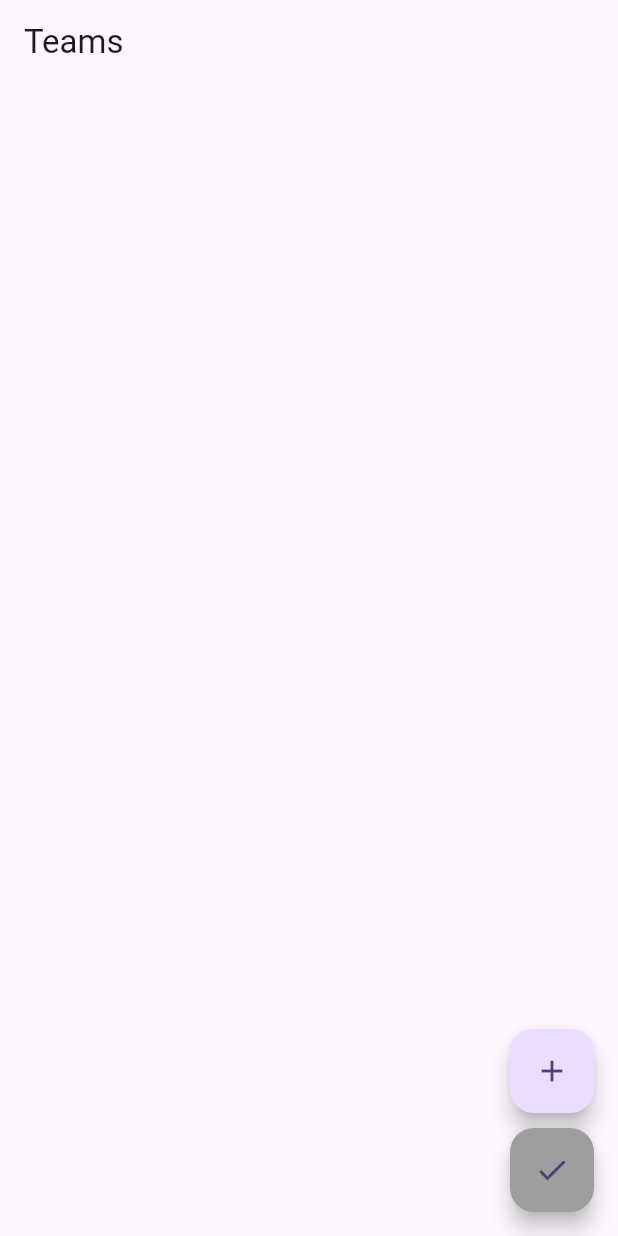
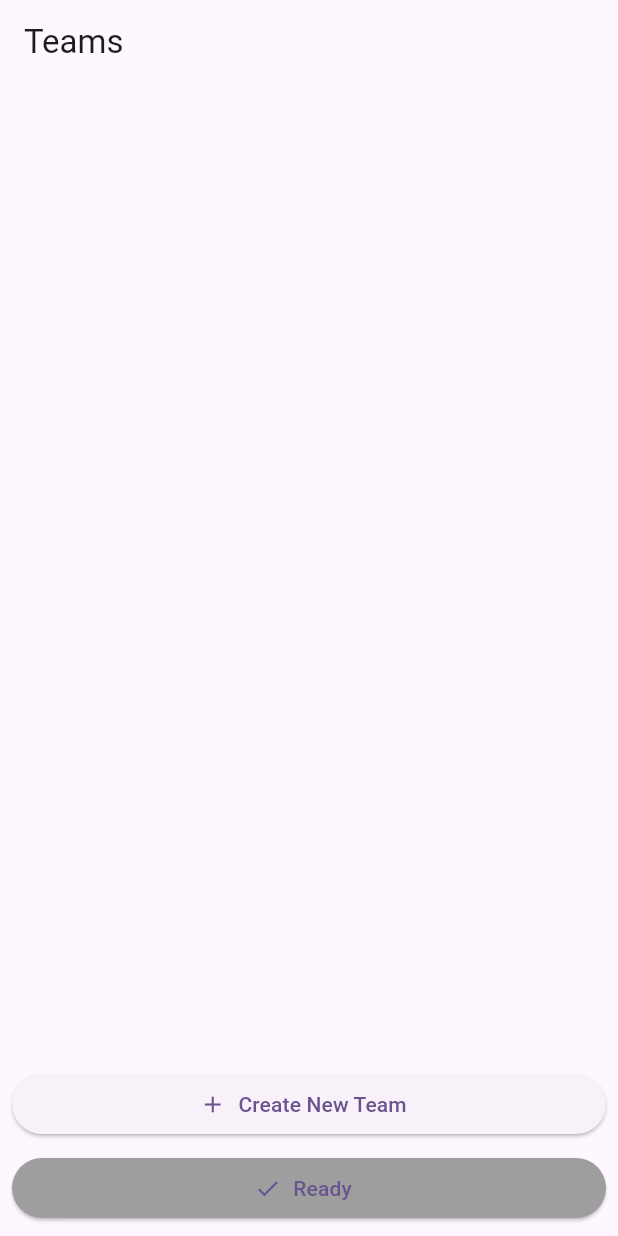
Before and after one commit to wylited/city-runners, a Flutter app: the TeamListPage screen opened directly, on a phone screen of 412 x 824 dp. Run offline on Flutter 3.47's test engine with Material 3 defaults, Android fonts, the phone set to English and light mode, and no system bars; our stand-ins replace geolocator, shared_preferences; accounts and stored records are empty; network calls fail.

Commit message:
update workflows and teams

```diff
--- a/app/lib/teams.dart
+++ b/app/lib/teams.dart
@@ -120,6 +120,21 @@ class _TeamListPageState extends State<TeamListPage> {
     await _refreshTeams();
   }
 
+  Future<void> _joinTeam(String teamName) async {
+    // Join team on the server
+    final prefs = await SharedPreferences.getInstance();
+    String token = prefs.getString;
+    final headers = {
+      'Authorization': 'Bearer $token',
+    };
+
+    final response = await http.post(
+      Uri.parse('https://${globals.server_address}/teams/$teamName/join'),
+      headers: headers,
+    );
+    await _refreshTeams();
+  }
+
   @override
   Widget build(BuildContext context) {
     return Scaffold(
@@ -136,30 +151,48 @@ class _TeamListPageState extends State<TeamListPage> {
               title: Text(team.name),
               subtitle: Text(
                   'Players: ${team.players.join(', ')} | Type: ${team.ttype.toShortString()}'),
+              trailing: IconButton(
+                icon: Icon(Icons.add),
+                onPressed: () {
+                  _joinTeam(team.name);
+                },
+              ),
             );
           },
         ),
       ),
-      floatingActionButton: Column(
-        mainAxisAlignment: MainAxisAlignment.end,
+      bottomNavigationBar: Padding(
+        padding: EdgeInsets.all(8.0),
+        child: Column(
+          mainAxisSize: MainAxisSize.min,
           children: [
-          FloatingActionButton(
+            SizedBox(
+              width: double.infinity,
+              child: ElevatedButton.icon(
                 onPressed: () => _showAddTeamDialog(context),
-            tooltip: 'Add Team',
-            child: Icon(Icons.add),
+                icon: Icon(Icons.add),
+                label: Text('Create New Team'),
               ),
-          SizedBox(height: 10),
-          FloatingActionButton(
-            backgroundColor: _isReady ? Colors.green : Colors.grey,
+            ),
+            SizedBox(height: 8),
+            SizedBox(
+              width: double.infinity,
+              child: ElevatedButton.icon(
+                style: ButtonStyle(
+                  backgroundColor: MaterialStateProperty.all(
+                      _isReady ? Colors.green : Colors.grey),
+                ),
                 onPressed: () {
                   setState(() {
                     _isReady = !_isReady;
                   });
                 },
-            tooltip: 'Ready',
-            child: Icon(Icons.check),
+                icon: Icon(Icons.check),
+                label: Text('Ready'),
+              ),
             ),
           ],
+        ),
       ),
     );
   }
```
Also changed, not shown: 4 other files. Lines whose indentation alone changed are shown as unchanged.
